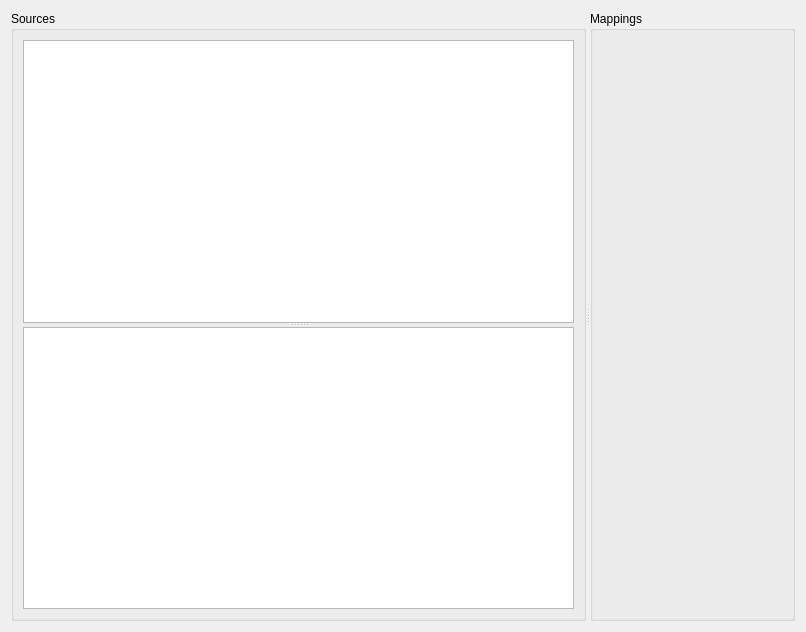
Above: spinetoolbox/ui/import_preview.ui from spine-tools/Spine-Toolbox before the change. Below: the same form after it.
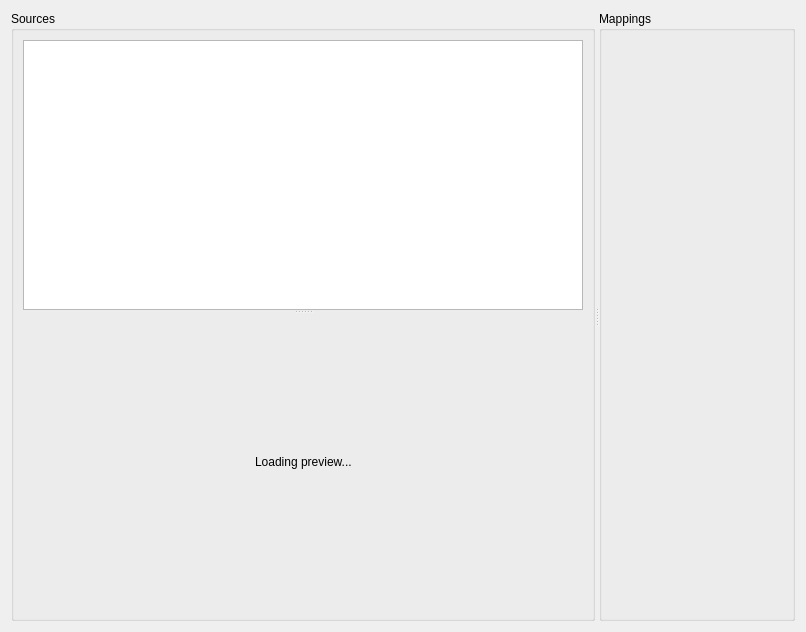
That is the form after the change. The open tabs and pages were chosen to show the change.

Commit message:
Add 'Loading preview...' message to Import Editor
The preview table is now replaced by a widget showing a message while
the data is being processed.

Re #376

```diff
--- a/spinetoolbox/ui/import_preview.ui
+++ b/spinetoolbox/ui/import_preview.ui
@@ -35,9 +35,9 @@
       <property name="title">
        <string>Sources</string>
       </property>
-      <layout class="QVBoxLayout" name="verticalLayout_2">
+      <layout class="QVBoxLayout" name="verticalLayout_4">
        <item>
-        <widget class="QSplitter" name="source_splitter">
+        <widget class="QSplitter" name="splitter">
          <property name="orientation">
           <enum>Qt::Vertical</enum>
          </property>
@@ -51,7 +51,59 @@
            </property>
           </widget>
          </widget>
-         <widget class="QTableView" name="source_data_table"/>
+         <widget class="QStackedWidget" name="source_preview_widget_stack">
+          <property name="currentIndex">
+           <number>0</number>
+          </property>
+          <widget class="QWidget" name="table_page">
+           <layout class="QVBoxLayout" name="verticalLayout_2">
+            <item>
+             <widget class="QTableView" name="source_data_table"/>
+            </item>
+           </layout>
+          </widget>
+          <widget class="QWidget" name="loading_page">
+           <layout class="QVBoxLayout" name="verticalLayout_3">
+            <item>
+             <layout class="QHBoxLayout" name="horizontalLayout">
+              <item>
+               <spacer name="horizontalSpacer">
+                <property name="orientation">
+                 <enum>Qt::Horizontal</enum>
+                </property>
+                <property name="sizeHint" stdset="0">
+                 <size>
+                  <width>40</width>
+                  <height>20</height>
+                 </size>
+                </property>
+               </spacer>
+              </item>
+              <item>
+               <widget class="QLabel" name="waiting_label">
+                <property name="text">
+                 <string>Loading preview...</string>
+                </property>
+               </widget>
+              </item>
+              <item>
+               <spacer name="horizontalSpacer_2">
+                <property name="orientation">
+                 <enum>Qt::Horizontal</enum>
+                </property>
+                <property name="sizeHint" stdset="0">
+                 <size>
+                  <width>40</width>
+                  <height>20</height>
+                 </size>
+                </property>
+               </spacer>
+              </item>
+             </layout>
+            </item>
+           </layout>
+          </widget>
+         </widget>
         </widget>
        </item>
       </layout>
```
The commit also changes 6 other files.
